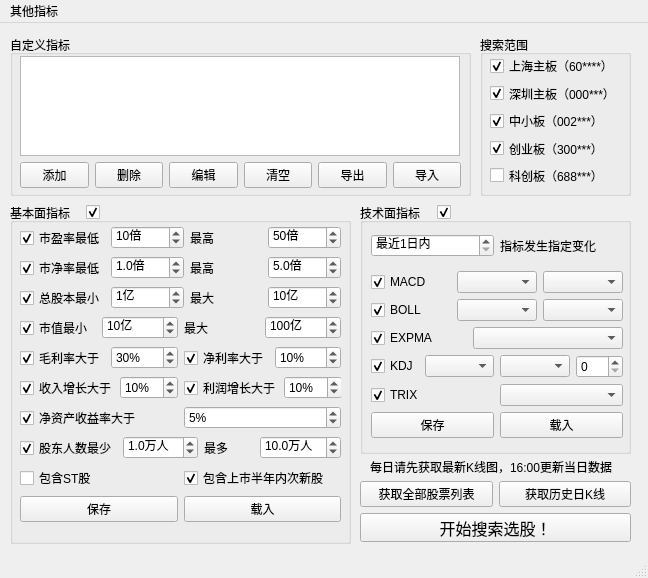
This is QtDesign/StockFinder.ui in victor647/QuantumStockTrade as Qt 5 draws it before an edit. The edited form follows.
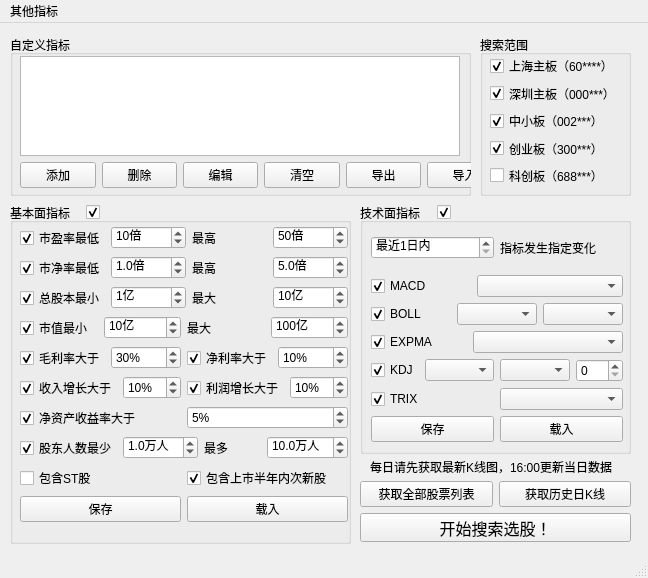
This is the edited form.

```diff
--- a/QtDesign/StockFinder.ui
+++ b/QtDesign/StockFinder.ui
@@ -167,7 +167,7 @@
       <rect>
        <x>10</x>
        <y>127</y>
-       <width>441</width>
+       <width>482</width>
        <height>27</height>
       </rect>
      </property>
@@ -252,7 +252,7 @@
       <rect>
        <x>10</x>
        <y>23</y>
-       <width>321</width>
+       <width>328</width>
        <height>306</height>
       </rect>
      </property>
@@ -938,7 +938,7 @@
        <x>11</x>
        <y>24</y>
        <width>252</width>
-       <height>211</height>
+       <height>215</height>
       </rect>
      </property>
      <layout class="QVBoxLayout" name="verticalLayout_4">
@@ -988,6 +988,12 @@
        <layout class="QHBoxLayout" name="horizontalLayout_11">
         <item>
          <widget class="QCheckBox" name="cbxMacdEnabled">
+          <property name="maximumSize">
+           <size>
+            <width>100</width>
+            <height>16777215</height>
+           </size>
+          </property>
           <property name="text">
            <string>MACD</string>
           </property>
@@ -996,9 +1002,6 @@
           </property>
          </widget>
         </item>
-        <item>
-         <widget class="QComboBox" name="cbbMacdPosition"/>
-        </item>
         <item>
          <widget class="QComboBox" name="cbbMacdBehaviour"/>
         </item>
@@ -1222,7 +1225,7 @@
      <string>开始搜索选股！</string>
     </property>
    </widget>
-   <widget class="QWidget" name="">
+   <widget class="QWidget" name="layoutWidget">
     <property name="geometry">
      <rect>
       <x>360</x>
```
Left out of the diff: 16 changed lines with no effect on the pictures.
